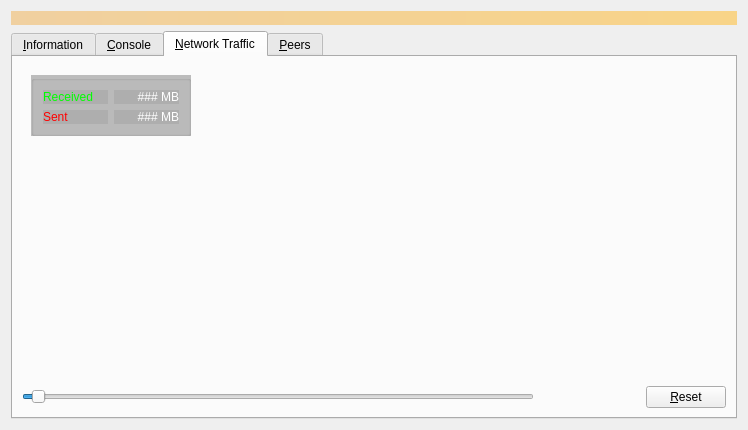
Above: src/qt/forms/debugwindow.ui from bitcoin-core/gui before the change. Below: the same form after it.
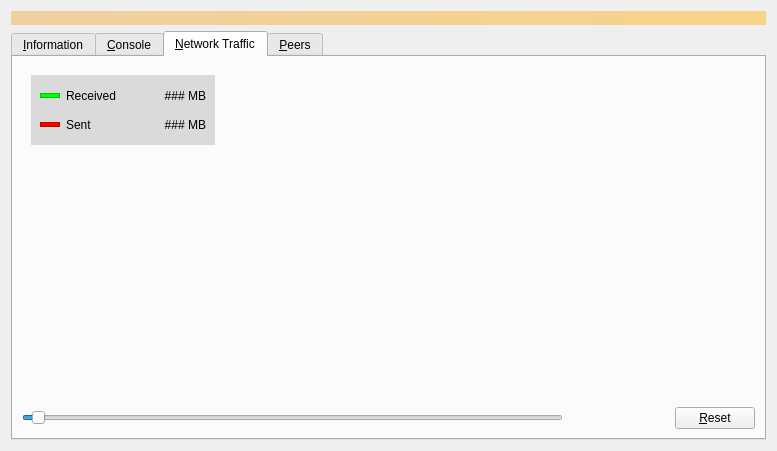
That is the form after the change. The open tabs and pages were chosen to show the change. Icons and pictures are not drawn. Custom widgets are drawn as their Qt base class.

Commit message: gui: network graph - totals frame - implement original color scheme

Patch:
```diff
--- a/src/qt/forms/debugwindow.ui
+++ b/src/qt/forms/debugwindow.ui
@@ -6,8 +6,8 @@
    <rect>
     <x>0</x>
     <y>0</y>
-    <width>740</width>
-    <height>430</height>
+    <width>777</width>
+    <height>451</height>
    </rect>
   </property>
   <property name="windowTitle">
@@ -625,23 +625,57 @@
            </property>
            <layout class="QGridLayout" name="totalsGridLayout">
             <item row="0" column="1">
-             <widget class="QGroupBox" name="totalsGroupBox">
-               <property name="minimumSize">
-                <size>
-                 <width>160</width>
-                 <height>40</height>
-                </size>
-               </property>
+             <widget class="QFrame" name="totalsFrame">
+              <property name="minimumSize">
+               <size>
+                <width>184</width>
+                <height>70</height>
+               </size>
+              </property>
               <property name="styleSheet">
-               <string notr="true">background:rgba(0, 0, 0, 64)</string>
+               <string notr="true">background:rgba(218, 218, 218, 255)</string>
               </property>
               <layout class="QGridLayout" name="sentLayout">
                <item row="1" column="0">
                 <layout class="QHBoxLayout" name="sentHorzLayout">
+                 <item>
+                  <widget class="QFrame" name="sentLight">
+                   <property name="minimumSize">
+                    <size>
+                     <width>20</width>
+                     <height>5</height>
+                    </size>
+                   </property>
+                   <property name="maximumSize">
+                    <size>
+                     <width>20</width>
+                     <height>5</height>
+                    </size>
+                   </property>
+                   <property name="autoFillBackground">
+                    <bool>false</bool>
+                   </property>
+                   <property name="styleSheet">
+                    <string notr="true">background-color:rgba(255,0,0,255)</string>
+                   </property>
+                   <property name="frameShape">
+                    <enum>QFrame::StyledPanel</enum>
+                   </property>
+                   <property name="frameShadow">
+                    <enum>QFrame::Raised</enum>
+                   </property>
+                  </widget>
+                 </item>
                  <item>
                   <widget class="QLabel" name="sentLabel">
+                   <property name="minimumSize">
+                    <size>
+                     <width>57</width>
+                     <height>20</height>
+                    </size>
+                   </property>
                    <property name="styleSheet">
-                    <string notr="true">background:rgba(0, 0, 0, 16);color:rgb(255, 0, 0, 255)</string>
+                    <string notr="true">background:rgba(0, 0, 0, 0);color:rgb(0, 0, 0, 255)</string>
                    </property>
                    <property name="text">
                     <string>Sent</string>
@@ -652,12 +686,12 @@
                   <widget class="QLabel" name="lblBytesOut">
                    <property name="minimumSize">
                     <size>
-                     <width>50</width>
-                     <height>0</height>
+                     <width>57</width>
+                     <height>20</height>
                     </size>
                    </property>
                    <property name="styleSheet">
-                    <string notr="true">background:rgba(0, 0, 0, 16);color:rgb(255, 255, 255, 255)</string>
+                    <string notr="true">background:rgba(0, 0, 0, 0);color:rgb(0, 0, 0)</string>
                    </property>
                    <property name="text">
                     <string>### MB</string>
@@ -671,10 +705,41 @@
                </item>
                <item row="0" column="0">
                 <layout class="QHBoxLayout" name="receivedHorzLayout">
+                 <item>
+                  <widget class="QFrame" name="recieveLight">
+                   <property name="minimumSize">
+                    <size>
+                     <width>20</width>
+                     <height>5</height>
+                    </size>
+                   </property>
+                   <property name="maximumSize">
+                    <size>
+                     <width>12</width>
+                     <height>5</height>
+                    </size>
+                   </property>
+                   <property name="styleSheet">
+                    <string notr="true">background-color:rgba(0,255,0,255)</string>
+                   </property>
+                   <property name="frameShape">
+                    <enum>QFrame::StyledPanel</enum>
+                   </property>
+                   <property name="frameShadow">
+                    <enum>QFrame::Raised</enum>
+                   </property>
+                  </widget>
+                 </item>
                  <item>
                   <widget class="QLabel" name="receivedLabel">
+                   <property name="minimumSize">
+                    <size>
+                     <width>57</width>
+                     <height>20</height>
+                    </size>
+                   </property>
                    <property name="styleSheet">
-                    <string notr="true">background:rgba(0, 0, 0, 16);color:rgb(0, 255, 0)</string>
+                    <string notr="true">background:rgba(0, 0, 0, 0);color:rgb(0, 0, 0)</string>
                    </property>
                    <property name="text">
                     <string>Received</string>
@@ -685,12 +750,12 @@
                   <widget class="QLabel" name="lblBytesIn">
                    <property name="minimumSize">
                     <size>
-                     <width>50</width>
-                     <height>0</height>
+                     <width>57</width>
+                     <height>20</height>
                     </size>
                    </property>
                    <property name="styleSheet">
-                    <string notr="true">background:rgba(0, 0, 0, 16);color:white</string>
+                    <string notr="true">background:rgba(0, 0, 0, 0);color:rgb(0, 0, 0)</string>
                    </property>
                    <property name="text">
                     <string>### MB</string>
```
Left out of the diff: 62 changed lines with no effect on the pictures. The commit also changes 1 other file.
